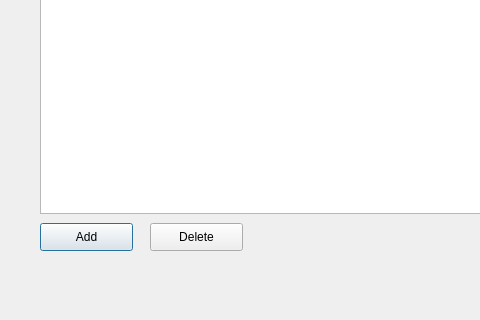
First picture: the form in uis/repairs_form.ui, repository andrei219/euromedia, before the edit; both pictures show x 0 to 480 and y 387 to 707 of the 1171 by 707 pixel window.
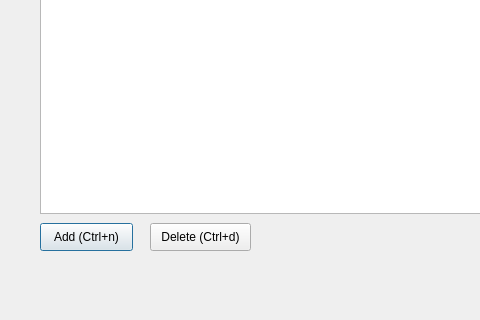
Second picture: the form after the edit.

Patch:
```diff
--- a/uis/repairs_form.ui
+++ b/uis/repairs_form.ui
@@ -59,7 +59,7 @@
     </rect>
    </property>
    <property name="text">
-    <string>Add</string>
+    <string>Add (Ctrl+n)</string>
    </property>
   </widget>
   <widget class="QPushButton" name="remove">
@@ -67,12 +67,12 @@
     <rect>
      <x>150</x>
      <y>610</y>
-     <width>93</width>
+     <width>101</width>
      <height>28</height>
     </rect>
    </property>
    <property name="text">
-    <string>Delete</string>
+    <string>Delete (Ctrl+d)</string>
    </property>
   </widget>
   <widget class="QPushButton" name="exit">
```
